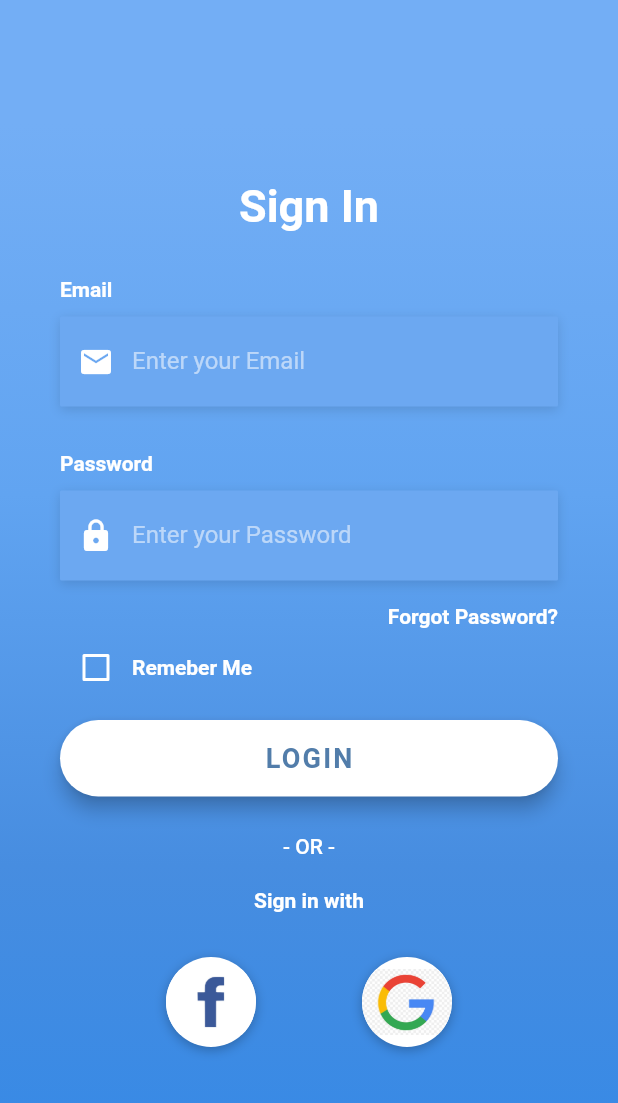
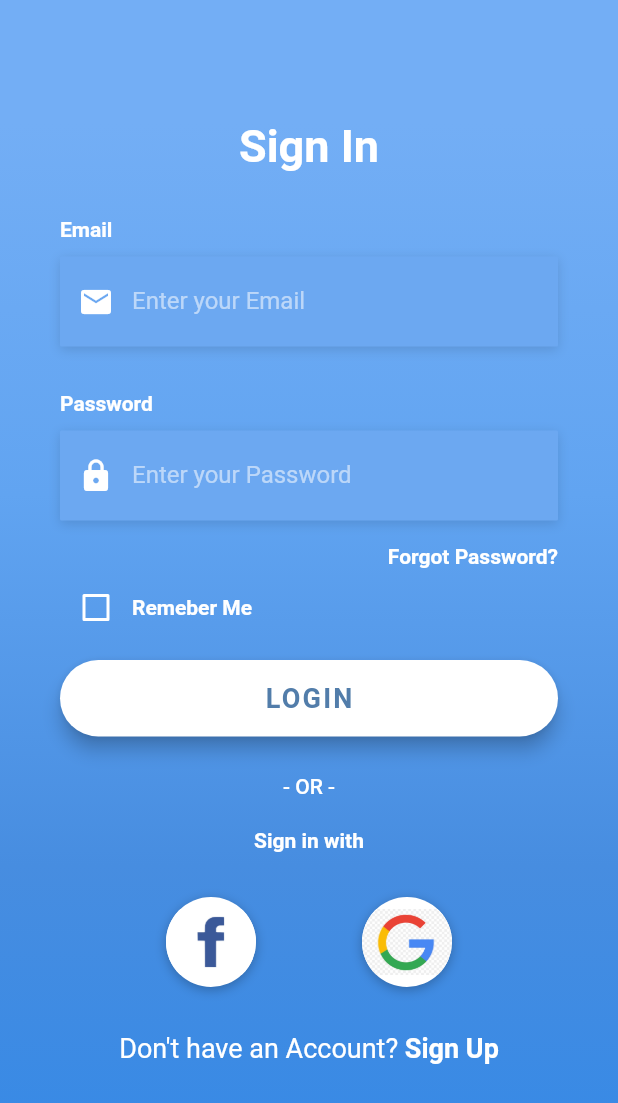
Before and after one commit to mishkatmustafid/flutter_login_ui, a Flutter app: the screen it shows after launch, on a phone screen of 412 x 824 dp. Shown: the top 1103 px of the screen. Run offline on Flutter 3.47's test engine with Material 2 defaults, Android fonts, the phone set to English and light mode, and no system bars; Roboto replaces fonts that are missing (OpenSans, Opensans).

Commit message:
Sign Up button complete

```diff
--- a/flutter_login_ui/lib/login_screen.dart
+++ b/flutter_login_ui/lib/login_screen.dart
@@ -192,6 +192,25 @@ class _LogInScreenState extends State<LogInScreen> {
     );
   }
 
+  Widget _buildSocialBtnRow(){
+    return Padding(
+      padding: EdgeInsets.symmetric(vertical: 30.0),
+      child: Row(
+        mainAxisAlignment: MainAxisAlignment.spaceEvenly,
+        children: [
+          _buildSocialBtn(
+            () => print('Login with Facebook'),
+            AssetImage('assets/logos/facebook.jpg')
+          ),
+          _buildSocialBtn(
+            () => print('Login with Google'),
+            AssetImage('assets/logos/google.jpg')
+          ),
+        ],
+      ),
+    );
+  }
+
   @override
   Widget build(BuildContext context) {
     return Scaffold(
@@ -220,7 +239,7 @@ class _LogInScreenState extends State<LogInScreen> {
               physics: AlwaysScrollableScrollPhysics(),
               padding: EdgeInsets.symmetric(
                 horizontal: 40.0,
-                vertical: 120.0,
+                vertical: 80.0,
               ),
               child: Column(
                 mainAxisAlignment: MainAxisAlignment.center,
@@ -242,20 +261,30 @@ class _LogInScreenState extends State<LogInScreen> {
                   _buildRememberMeChkBox(),
                   _buildLoginBtn(),
                   _buildSignInWith(),
-                  Padding(
-                    padding: EdgeInsets.symmetric(vertical: 30.0),
-                    child: Row(
-                      mainAxisAlignment: MainAxisAlignment.spaceEvenly,
-                      children: [
-                        _buildSocialBtn(
-                          () => print('Login with Facebook'),
-                          AssetImage('assets/logos/facebook.jpg')
-                        ),
-                        _buildSocialBtn(
-                          () => print('Login with Google'),
-                          AssetImage('assets/logos/google.jpg')
-                        ),
-                      ],
+                  _buildSocialBtnRow(),
+                  GestureDetector(
+                    onTap: () => print('Sign Up Button Pressed'),
+                    child: RichText(
+                      text: TextSpan(
+                        children: [
+                          TextSpan(
+                            text: 'Don\'t have an Account? ',
+                            style: TextStyle(
+                              color: Colors.white,
+                              fontSize: 18,
+                              fontWeight: FontWeight.w400,
+                            ),
+                          ),
+                          TextSpan(
+                            text: 'Sign Up',
+                            style: TextStyle(
+                              color: Colors.white,
+                              fontSize: 18,
+                              fontWeight: FontWeight.bold,
+                            ),
+                          ),
+                        ],
+                      ),
                     ),
                   ),
                 ],
```
